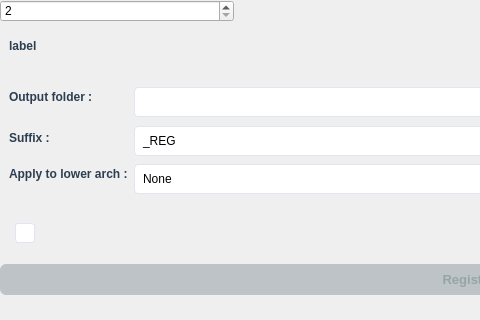
DCBIA-OrthoLab/SlicerAutomatedDentalTools, file FlexReg/Resources/UI/FlexReg.ui: the form before one commit; both pictures show x 0 to 480 and y 0 to 320 of the 961 by 789 pixel window.
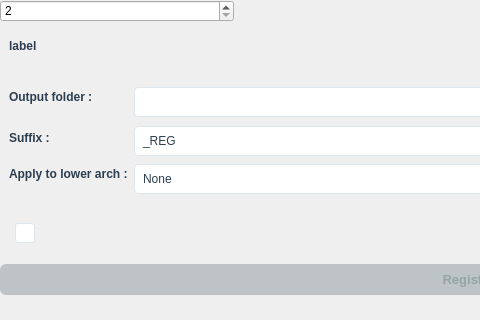
The form after the commit. Icons and pictures are not drawn. Custom widgets are drawn as their Qt base class.

Commit message: Light mode stylesheet improvements for CLIC and FlexReg

The edit to the form file:
```diff
--- a/FlexReg/Resources/UI/FlexReg.ui
+++ b/FlexReg/Resources/UI/FlexReg.ui
@@ -11,36 +11,40 @@
    </rect>
   </property>
   <property name="styleSheet">
-   <string notr="true">qMRMLWidget {
+   <string notr="true">/* Light Mode (Default) */
+qMRMLWidget {
   background-color: #f8f9fa;
 }
 ctkCollapsibleButton {
-  background-color: #ffffff;
-  border: 1px solid #e0e6ed;
+  background-color: #ffffff !important;
+  border: 1px solid #e0e6ed !important;
   border-radius: 6px;
   margin-bottom: 8px;
   font-weight: 600;
   padding: 6px 10px;
+  color: #2c3e50 !important;
 }
 ctkCollapsibleButton:hover {
   border: 1px solid #3498db;
   background-color: #fbfcfd;
 }
 QLineEdit, QTextEdit {
-  background-color: #ffffff;
-  border: 1px solid #e0e6ed;
+  background-color: #ffffff !important;
+  border: 1px solid #e0e6ed !important;
   border-radius: 4px;
   padding: 6px;
+  color: #2c3e50 !important;
   selection-background-color: #3498db;
 }
 QLineEdit:focus, QTextEdit:focus {
   border: 2px solid #3498db;
 }
 QComboBox {
-  background-color: #ffffff;
-  border: 1px solid #e0e6ed;
+  background-color: #ffffff !important;
+  border: 1px solid #e0e6ed !important;
   border-radius: 4px;
   padding: 4px 6px;
+  color: #2c3e50 !important;
 }
 QComboBox:focus {
   border: 2px solid #3498db;
@@ -49,8 +53,13 @@
   width: 20px;
   border: none;
 }
+QComboBox QAbstractItemView {
+  background-color: #ffffff !important;
+  color: #2c3e50 !important;
+  selection-background-color: #3498db;
+}
 QLabel {
-  color: #2c3e50;
+  color: #2c3e50 !important;
   font-weight: 500;
 }
 QPushButton {
@@ -74,7 +83,7 @@
   color: #95a5a6;
 }
 QCheckBox {
-  color: #2c3e50;
+  color: #2c3e50 !important;
   font-weight: 500;
   spacing: 6px;
 }
@@ -88,16 +97,39 @@
 QCheckBox::indicator:hover {
   border: 1px solid #3498db;
 }
+QCheckBox::indicator:checked {
+  width: 18px;
+  height: 18px;
+  border: 1px solid #3498db;
+  border-radius: 3px;
+  background-color: #3498db;
+  image: url(:/Icons/SmallCheckMark.png);
+}
+QCheckBox::indicator:checked:hover {
+  border: 1px solid #2980b9;
+  background-color: #2980b9;
+}
 QProgressBar {
   border: 1px solid #e0e6ed;
   border-radius: 4px;
   background-color: #ffffff;
   padding: 2px;
+  color: #2c3e50 !important;
 }
 QProgressBar::chunk {
   background-color: #3498db;
   border-radius: 3px;
 }
+qMRMLNodeComboBox {
+  background-color: #ffffff !important;
+  border: 1px solid #e0e6ed !important;
+  border-radius: 4px;
+  padding: 4px 6px;
+  color: #2c3e50 !important;
+}
+qMRMLNodeComboBox:focus {
+  border: 2px solid #3498db !important;
+}
   </string>
   </property>
   <layout class="QVBoxLayout" name="verticalLayout">
```
Left out of the diff: 8 changed lines with no effect on the pictures. The commit also changes 3 other files.
